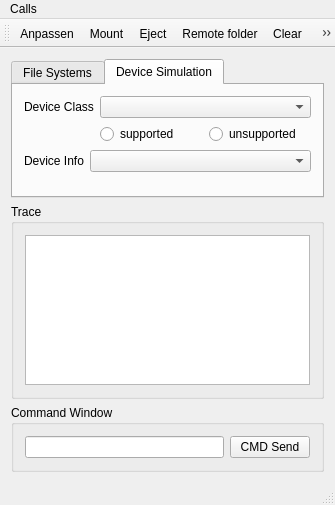
First picture: the form in GUI/mainwindow.ui, repository luxc1101/Raspi-USB-Simulator, before the edit.
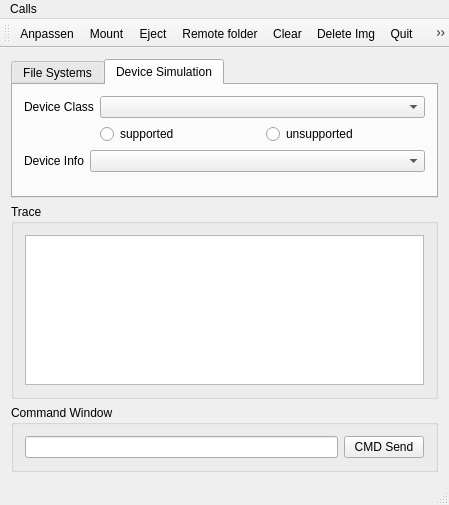
Second picture: the form after the edit. Icons and pictures are not drawn.

```diff
--- a/GUI/mainwindow.ui
+++ b/GUI/mainwindow.ui
@@ -6,7 +6,7 @@
    <rect>
     <x>0</x>
     <y>0</y>
-    <width>335</width>
+    <width>449</width>
     <height>505</height>
    </rect>
   </property>
@@ -260,7 +260,7 @@
     <rect>
      <x>0</x>
      <y>0</y>
-     <width>335</width>
+     <width>449</width>
      <height>21</height>
     </rect>
    </property>
```
Left out of the diff: 10 changed lines with no effect on the pictures.
